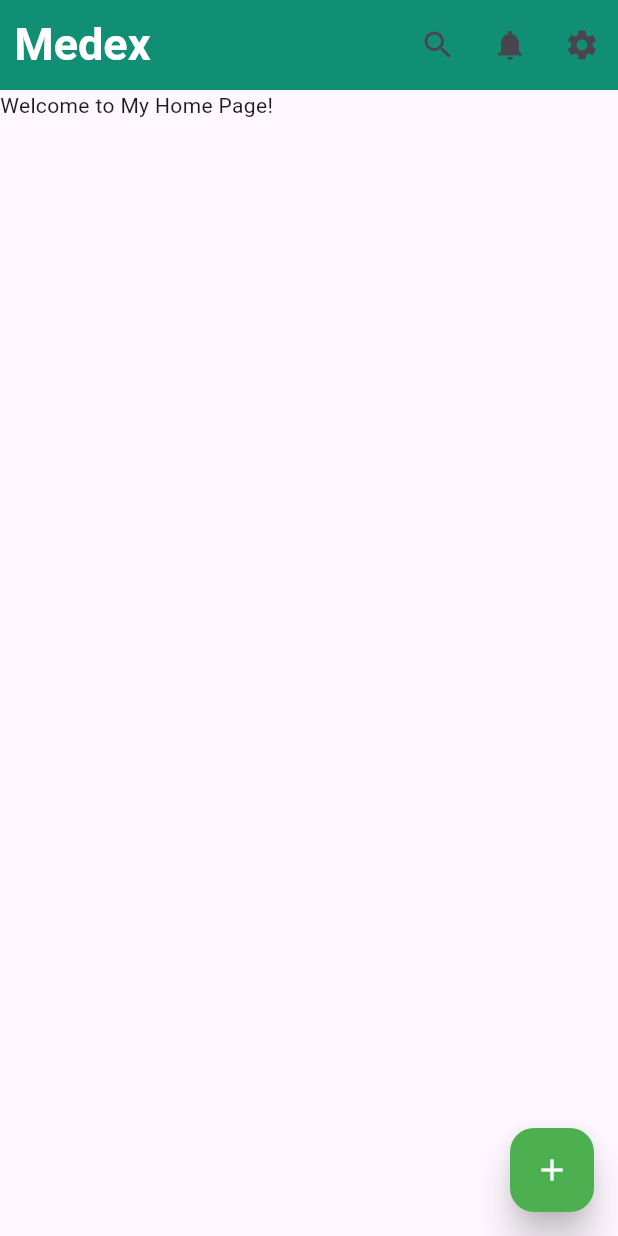
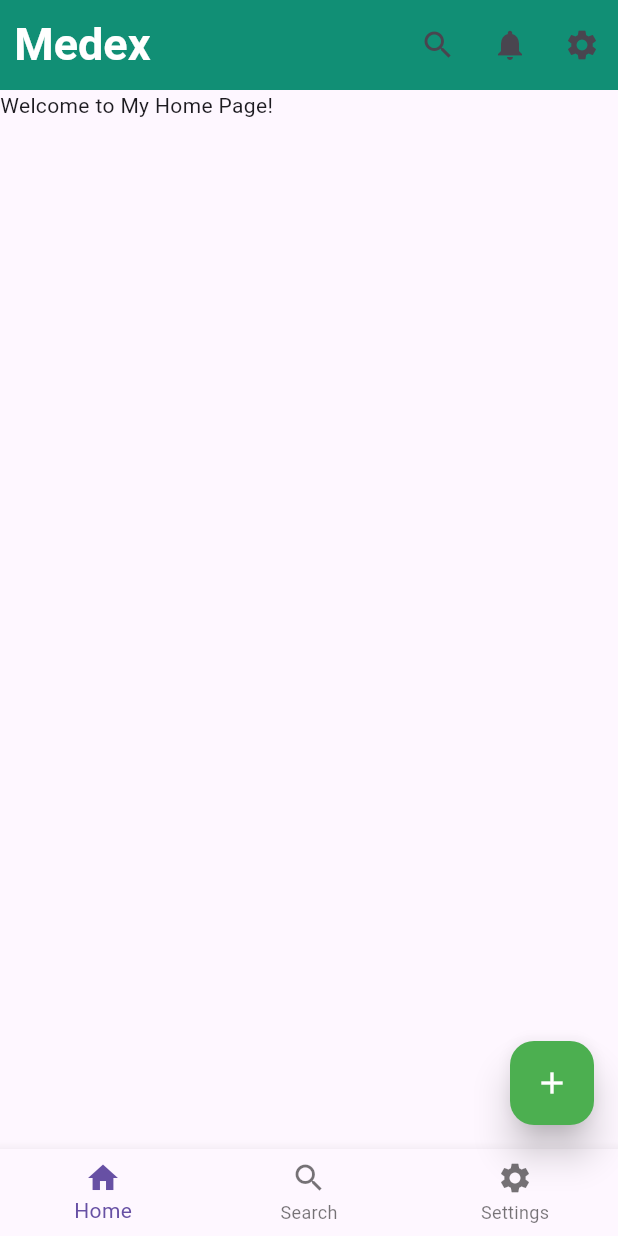
Before and after one commit to Sazzadhosen10/exercise, a Flutter app: the screen it shows after launch, on a phone screen of 412 x 824 dp. Run offline on Flutter 3.47's test engine with Material 3 defaults, Android fonts, the phone set to English and light mode, and no system bars.

```diff
--- a/lib/main.dart
+++ b/lib/main.dart
@@ -74,6 +74,32 @@ class MyHomePage extends StatelessWidget {
         onPressed: () => MySnapBar("Floating Action Button", context),
         child: Icon(Icons.add),
       ),
+      bottomNavigationBar: BottomNavigationBar(
+        currentIndex: 0,
+        items:  [
+          BottomNavigationBarItem(
+            icon: Icon(Icons.home),
+            label: 'Home',
+          ),
+          BottomNavigationBarItem(
+            icon: Icon(Icons.search),
+            label: 'Search',
+          ),
+          BottomNavigationBarItem(
+            icon: Icon(Icons.settings),
+            label: 'Settings',
+          ),
+        ],
+        onTap: (index) {
+          if (index == 0) {
+            MySnapBar("Home", context);
+          } else if (index == 1) {
+            MySnapBar("Search", context);
+          } else if (index == 2) {
+            MySnapBar("Settings", context);
+          }
+        },
+      ),
       body: Text('Welcome to My Home Page!'),
     );
   }
```
